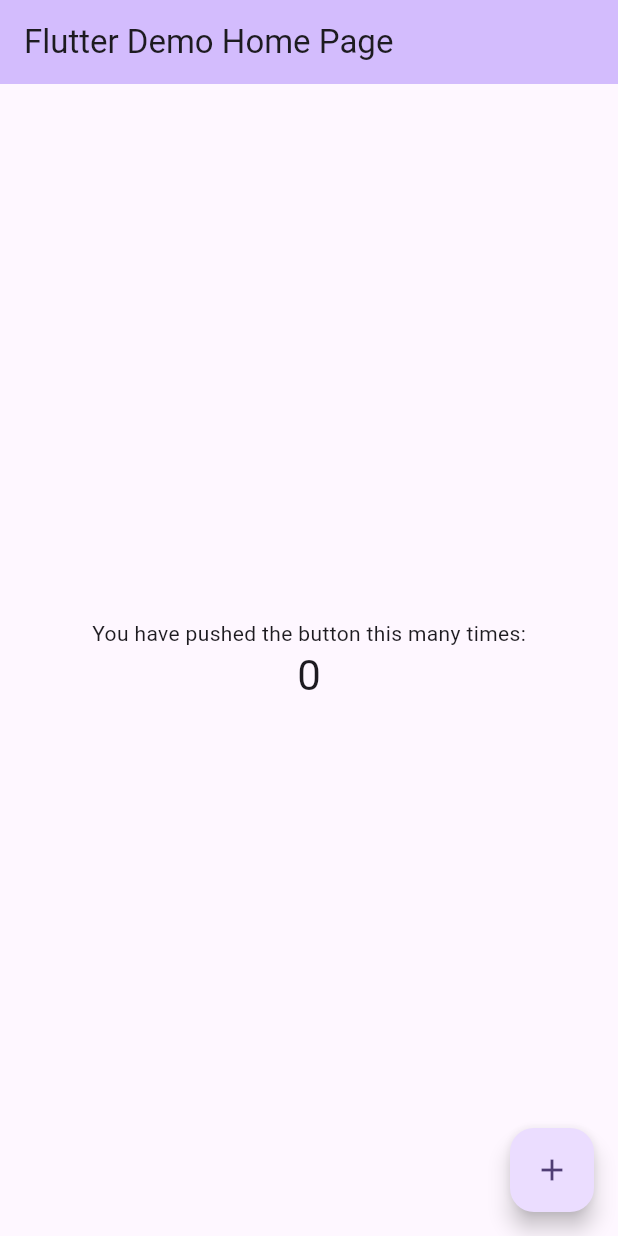
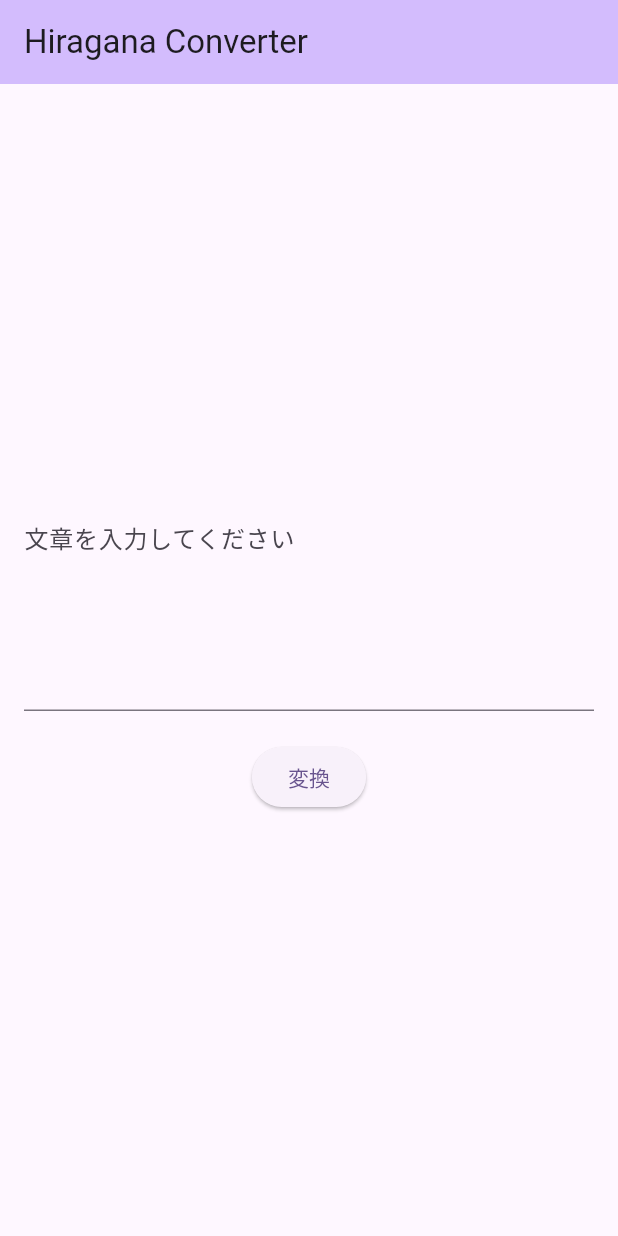
Before and after one commit to ryo-wo-59/flutter-turtrial, a Flutter app: the screen it shows after launch, on a phone screen of 412 x 824 dp. Run offline on Flutter 3.47's test engine with Material 3 defaults, Android fonts, the phone set to English and light mode, and no system bars; our stand-ins replace flutter_riverpod, riverpod_annotation; generated files the repository leaves out were written again.

Commit message:
かな変換アプリ実装

```diff
--- a/analysis_options.yaml
+++ b/analysis_options.yaml
@@ -26,3 +26,7 @@ linter:
 
 # Additional information about this file can be found at
 # https://dart.dev/guides/language/analysis-options
+
+analyzer:
+  plugins:
+    - custom_lint
--- /dev/null
+++ b/lib/app_state.dart
@@ -0,0 +1,17 @@
+sealed class AppState {
+  const AppState();
+}
+
+class Input extends AppState {
+  const Input(): super();
+}
+
+class Loading extends AppState {
+  const Loading(): super();
+}
+
+class Data extends AppState {
+  const Data(this.sentence);
+
+  final String sentence;
+}
--- /dev/null
+++ b/lib/input_form.dart
@@ -0,0 +1,57 @@
+import 'package:flutter/material.dart';
+import 'package:flutter_riverpod/flutter_riverpod.dart';
+import 'package:flutter_turtrial/app_notifire_provider.dart';
+
+class InputForm extends ConsumerStatefulWidget {
+  const InputForm({super.key});
+
+  @override
+  ConsumerState<InputForm> createState() => _InputFormState();
+}
+
+class _InputFormState extends ConsumerState<InputForm> {
+
+  final _formKey = GlobalKey<FormState>();
+  final _textEditingController = TextEditingController();
+  @override
+  Widget build(BuildContext context) {
+    return Form(
+      key: _formKey,
+      child: Column(
+        mainAxisAlignment: MainAxisAlignment.center,
+        children: [
+          Padding(
+            padding: const EdgeInsets.symmetric(horizontal: 16),
+            child: TextFormField(
+              controller: _textEditingController,
+              maxLines: 5,
+              decoration: const InputDecoration(hintText: '文章を入力してください'),
+              validator: (value) {
+                if (value == null || value.isEmpty) {
+                  return '文章が入力されていません';
+                }
+                return null;
+              }
+            )
+          ),
+          const SizedBox(height: 20),
+          ElevatedButton(onPressed: () async {
+            final formState = _formKey.currentState!;
+            if (!formState.validate()) {
+              return;
+            }
+            final sentence = _textEditingController.text;
+            await ref.read(appNotifierProvider.notifier).convert(sentence);
+
+          }, child: const Text('変換')),
+        ]
+      ),
+    );
+  }
+
+  @override
+  void dispose() {
+    _textEditingController.dispose();
+    super.dispose();
+  }
+}
--- a/lib/main.dart
+++ b/lib/main.dart
@@ -1,7 +1,13 @@
 import 'package:flutter/material.dart';
+import 'package:flutter_turtrial/app_state.dart';
+import 'package:flutter_turtrial/app_notifire_provider.dart';
+import 'package:flutter_turtrial/convert_result.dart';
+import 'package:flutter_turtrial/input_form.dart';
+import 'package:flutter_riverpod/flutter_riverpod.dart';
+import 'package:flutter_turtrial/loading_indicator.dart';
 
 void main() {
-  runApp(const MyApp());
+  runApp(const ProviderScope(child: MyApp(),));
 }
 
 class MyApp extends StatelessWidget {
@@ -11,112 +17,32 @@ class MyApp extends StatelessWidget {
   @override
   Widget build(BuildContext context) {
     return MaterialApp(
-      title: 'Flutter Demo',
+      title: 'Hiragana Converter',
       theme: ThemeData(
-        // This is the theme of your application.
-        //
-        // TRY THIS: Try running your application with "flutter run". You'll see
-        // the application has a purple toolbar. Then, without quitting the app,
-        // try changing the seedColor in the colorScheme below to Colors.green
-        // and then invoke "hot reload" (save your changes or press the "hot
-        // reload" button in a Flutter-supported IDE, or press "r" if you used
-        // the command line to start the app).
-        //
-        // Notice that the counter didn't reset back to zero; the application
-        // state is not lost during the reload. To reset the state, use hot
-        // restart instead.
-        //
-        // This works for code too, not just values: Most code changes can be
-        // tested with just a hot reload.
         colorScheme: ColorScheme.fromSeed(seedColor: Colors.deepPurple),
+        useMaterial3: true,
       ),
-      home: const MyHomePage(title: 'Flutter Demo Home Page'),
+      home: const HomeScreen(),
     );
   }
 }
 
-class MyHomePage extends StatefulWidget {
-  const MyHomePage({super.key, required this.title});
-
-  // This widget is the home page of your application. It is stateful, meaning
-  // that it has a State object (defined below) that contains fields that affect
-  // how it looks.
-
-  // This class is the configuration for the state. It holds the values (in this
-  // case the title) provided by the parent (in this case the App widget) and
-  // used by the build method of the State. Fields in a Widget subclass are
-  // always marked "final".
-
-  final String title;
+class HomeScreen extends ConsumerWidget {
+  const HomeScreen({super.key});
 
   @override
-  State<MyHomePage> createState() => _MyHomePageState();
-}
-
-class _MyHomePageState extends State<MyHomePage> {
-  int _counter = 0;
-
-  void _incrementCounter() {
-    setState(() {
-      // This call to setState tells the Flutter framework that something has
-      // changed in this State, which causes it to rerun the build method below
-      // so that the display can reflect the updated values. If we changed
-      // _counter without calling setState(), then the build method would not be
-      // called again, and so nothing would appear to happen.
-      _counter++;
-    });
-  }
-
-  @override
-  Widget build(BuildContext context) {
-    // This method is rerun every time setState is called, for instance as done
-    // by the _incrementCounter method above.
-    //
-    // The Flutter framework has been optimized to make rerunning build methods
-    // fast, so that you can just rebuild anything that needs updating rather
-    // than having to individually change instances of widgets.
+  Widget build(BuildContext context, WidgetRef ref) {
+    final appState = ref.watch(appNotifierProvider);
     return Scaffold(
       appBar: AppBar(
-        // TRY THIS: Try changing the color here to a specific color (to
-        // Colors.amber, perhaps?) and trigger a hot reload to see the AppBar
-        // change color while the other colors stay the same.
         backgroundColor: Theme.of(context).colorScheme.inversePrimary,
-        // Here we take the value from the MyHomePage object that was created by
-        // the App.build method, and use it to set our appbar title.
-        title: Text(widget.title),
+        title: const Text('Hiragana Converter'),
       ),
-      body: Center(
-        // Center is a layout widget. It takes a single child and positions it
-        // in the middle of the parent.
-        child: Column(
-          // Column is also a layout widget. It takes a list of children and
-          // arranges them vertically. By default, it sizes itself to fit its
-          // children horizontally, and tries to be as tall as its parent.
-          //
-          // Column has various properties to control how it sizes itself and
-          // how it positions its children. Here we use mainAxisAlignment to
-          // center the children vertically; the main axis here is the vertical
-          // axis because Columns are vertical (the cross axis would be
-          // horizontal).
-          //
-          // TRY THIS: Invoke "debug painting" (choose the "Toggle Debug Paint"
-          // action in the IDE, or press "p" in the console), to see the
-          // wireframe for each widget.
-          mainAxisAlignment: MainAxisAlignment.center,
-          children: <Widget>[
-            const Text('You have pushed the button this many times:'),
-            Text(
-              '$_counter',
-              style: Theme.of(context).textTheme.headlineMedium,
-            ),
-          ],
-        ),
-      ),
-      floatingActionButton: FloatingActionButton(
-        onPressed: _incrementCounter,
-        tooltip: 'Increment',
-        child: const Icon(Icons.add),
-      ), // This trailing comma makes auto-formatting nicer for build methods.
+      body: switch (appState) {
+        Loading() => const LoadingIndicator(),
+        Input() => const InputForm(),
+        Data(sentence: final sentence) => ConvertResult(sentence: sentence),
+      },
     );
   }
 }
```
Also changed, not shown: lib/app_notifire_provider.dart (added, +38 -0 lines), lib/convert_result.dart (added, +33 -0 lines), lib/data.dart (added, +30 -0 lines), lib/loading_indicator.dart (added, +12 -0 lines), pubspec.yaml (+9 -0 lines), lib/app_notifire_provider.g.dart (added), lib/data.g.dart (added), pubspec.lock.
